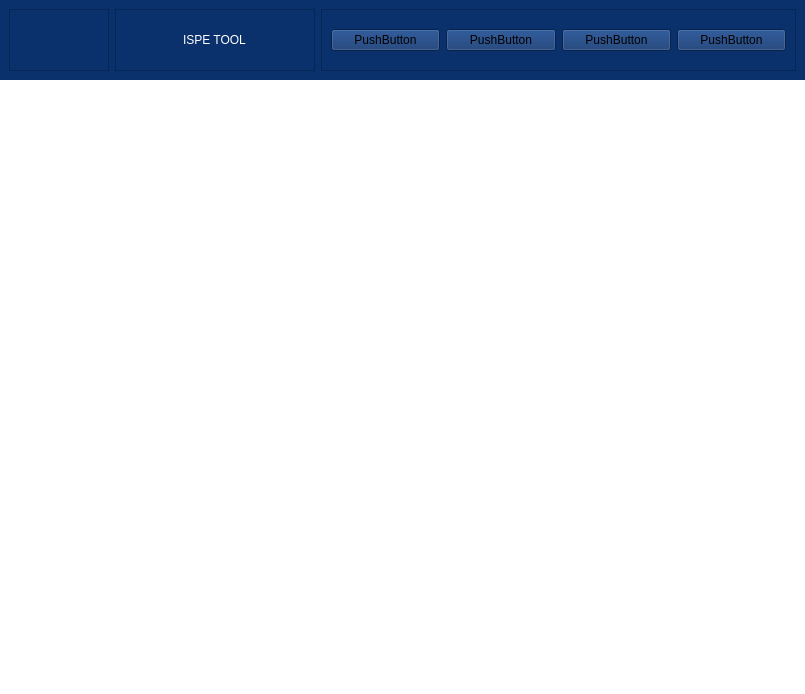
Old version of the form UI/designer_files/mainWindow.ui in the repository nirupam52/TxDOT-Project.
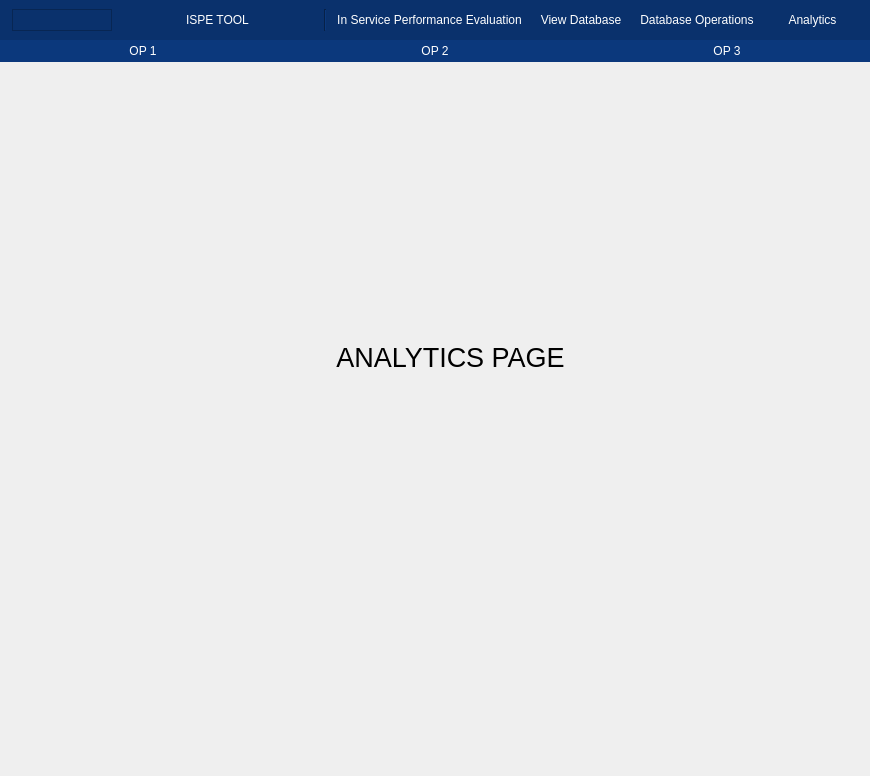
New version of the form.

Commit message: added stacked view and functionality

```diff
--- a/UI/designer_files/mainWindow.ui
+++ b/UI/designer_files/mainWindow.ui
@@ -6,8 +6,8 @@
    <rect>
     <x>0</x>
     <y>0</y>
-    <width>805</width>
-    <height>694</height>
+    <width>870</width>
+    <height>776</height>
    </rect>
   </property>
   <property name="windowTitle">
@@ -48,6 +48,9 @@
        <enum>QFrame::Raised</enum>
       </property>
       <layout class="QHBoxLayout" name="horizontalLayout">
+       <property name="leftMargin">
+        <number>12</number>
+       </property>
        <item>
         <widget class="QFrame" name="logo_frame">
          <property name="maximumSize">
@@ -97,7 +100,7 @@
           </size>
          </property>
          <property name="frameShape">
-          <enum>QFrame::StyledPanel</enum>
+          <enum>QFrame::NoFrame</enum>
          </property>
          <property name="frameShadow">
           <enum>QFrame::Raised</enum>
@@ -129,40 +132,81 @@
          </layout>
         </widget>
        </item>
+       <item>
+        <widget class="Line" name="line">
+         <property name="orientation">
+          <enum>Qt::Vertical</enum>
+         </property>
+        </widget>
+       </item>
        <item>
         <widget class="QFrame" name="navbar_buttons">
+         <property name="styleSheet">
+          <string notr="true">color: rgb(255, 255, 255);
+font: 9pt &quot;Arial&quot;;</string>
+         </property>
          <property name="frameShape">
-          <enum>QFrame::StyledPanel</enum>
+          <enum>QFrame::NoFrame</enum>
          </property>
          <property name="frameShadow">
           <enum>QFrame::Raised</enum>
          </property>
          <layout class="QHBoxLayout" name="horizontalLayout_4">
+          <property name="leftMargin">
+           <number>0</number>
+          </property>
+          <property name="topMargin">
+           <number>0</number>
+          </property>
+          <property name="rightMargin">
+           <number>0</number>
+          </property>
+          <property name="bottomMargin">
+           <number>0</number>
+          </property>
           <item>
            <widget class="QPushButton" name="OP1">
             <property name="text">
-             <string>PushButton</string>
+             <string>In Service Performance Evaluation</string>
+            </property>
+            <property name="flat">
+             <bool>true</bool>
             </property>
            </widget>
           </item>
           <item>
            <widget class="QPushButton" name="OP2">
             <property name="text">
-             <string>PushButton</string>
+             <string>View Database</string>
+            </property>
+            <property name="flat">
+             <bool>true</bool>
             </property>
            </widget>
           </item>
           <item>
            <widget class="QPushButton" name="OP3">
             <property name="text">
-             <string>PushButton</string>
+             <string>Database Operations</string>
+            </property>
+            <property name="flat">
+             <bool>true</bool>
             </property>
            </widget>
           </item>
           <item>
            <widget class="QPushButton" name="OP4">
             <property name="text">
-             <string>PushButton</string>
+             <string>Analytics</string>
+            </property>
+            <property name="autoDefault">
+             <bool>false</bool>
+            </property>
+            <property name="default">
+             <bool>false</bool>
+            </property>
+            <property name="flat">
+             <bool>true</bool>
             </property>
            </widget>
           </item>
@@ -173,9 +217,19 @@
      </widget>
     </item>
     <item>
-     <widget class="QFrame" name="content">
+     <widget class="QFrame" name="sub_navbar">
+      <property name="maximumSize">
+       <size>
+        <width>16777215</width>
+        <height>40</height>
+       </size>
+      </property>
       <property name="styleSheet">
-       <string notr="true">background-color: rgb(255, 255, 255);</string>
+       <string notr="true">background-color: rgb(255, 255, 255);
+font: 8pt &quot;Arial&quot;;
+font: 8pt &quot;Arial&quot;;
+color: rgb(255, 255, 255);
+background-color: rgb(11, 56, 124);</string>
       </property>
       <property name="frameShape">
        <enum>QFrame::NoFrame</enum>
@@ -183,6 +237,154 @@
       <property name="frameShadow">
        <enum>QFrame::Raised</enum>
       </property>
+      <layout class="QHBoxLayout" name="horizontalLayout_5">
+       <property name="leftMargin">
+        <number>0</number>
+       </property>
+       <property name="topMargin">
+        <number>0</number>
+       </property>
+       <property name="rightMargin">
+        <number>0</number>
+       </property>
+       <property name="bottomMargin">
+        <number>0</number>
+       </property>
+       <item>
+        <widget class="QPushButton" name="sub_op_1">
+         <property name="text">
+          <string>OP 1</string>
+         </property>
+         <property name="flat">
+          <bool>true</bool>
+         </property>
+        </widget>
+       </item>
+       <item>
+        <widget class="QPushButton" name="sub_op_2">
+         <property name="text">
+          <string>OP 2</string>
+         </property>
+         <property name="flat">
+          <bool>true</bool>
+         </property>
+        </widget>
+       </item>
+       <item>
+        <widget class="QPushButton" name="sub_op_3">
+         <property name="text">
+          <string>OP 3</string>
+         </property>
+         <property name="flat">
+          <bool>true</bool>
+         </property>
+        </widget>
+       </item>
+      </layout>
+     </widget>
+    </item>
+    <item>
+     <widget class="QStackedWidget" name="stackedWidget">
+      <property name="font">
+       <font>
+        <pointsize>20</pointsize>
+       </font>
+      </property>
+      <property name="currentIndex">
+       <number>3</number>
+      </property>
+      <widget class="QWidget" name="ispe_page">
+       <widget class="QLabel" name="label">
+        <property name="geometry">
+         <rect>
+          <x>330</x>
+          <y>230</y>
+          <width>231</width>
+          <height>161</height>
+         </rect>
+        </property>
+        <property name="font">
+         <font>
+          <pointsize>20</pointsize>
+         </font>
+        </property>
+        <property name="text">
+         <string>ISPE PAGE </string>
+        </property>
+        <property name="alignment">
+         <set>Qt::AlignCenter</set>
+        </property>
+       </widget>
+      </widget>
+      <widget class="QWidget" name="viewDb_page">
+       <widget class="QLabel" name="label_2">
+        <property name="geometry">
+         <rect>
+          <x>290</x>
+          <y>220</y>
+          <width>281</width>
+          <height>121</height>
+         </rect>
+        </property>
+        <property name="font">
+         <font>
+          <pointsize>20</pointsize>
+         </font>
+        </property>
+        <property name="text">
+         <string>DATABSE PAGE</string>
+        </property>
+        <property name="alignment">
+         <set>Qt::AlignCenter</set>
+        </property>
+       </widget>
+      </widget>
+      <widget class="QWidget" name="dbOP_page">
+       <widget class="QLabel" name="label_3">
+        <property name="geometry">
+         <rect>
+          <x>270</x>
+          <y>210</y>
+          <width>331</width>
+          <height>181</height>
+         </rect>
+        </property>
+        <property name="font">
+         <font>
+          <pointsize>20</pointsize>
+         </font>
+        </property>
+        <property name="text">
+         <string>DATABASE OPS PAGE</string>
+        </property>
+        <property name="alignment">
+         <set>Qt::AlignCenter</set>
+        </property>
+       </widget>
+      </widget>
+      <widget class="QWidget" name="analytics_page">
+       <widget class="QLabel" name="label_4">
+        <property name="geometry">
+         <rect>
+          <x>310</x>
+          <y>190</y>
+          <width>281</width>
+          <height>211</height>
+         </rect>
+        </property>
+        <property name="font">
+         <font>
+          <pointsize>20</pointsize>
+         </font>
+        </property>
+        <property name="text">
+         <string>ANALYTICS PAGE</string>
+        </property>
+        <property name="alignment">
+         <set>Qt::AlignCenter</set>
+        </property>
+       </widget>
+      </widget>
      </widget>
     </item>
    </layout>
```
The commit also changes 3 other files.
